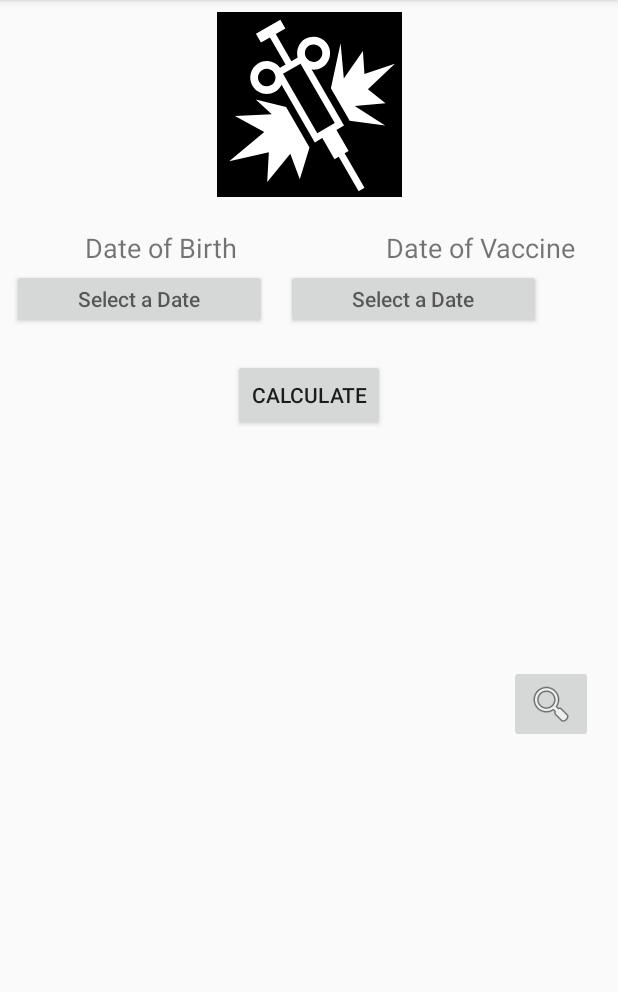
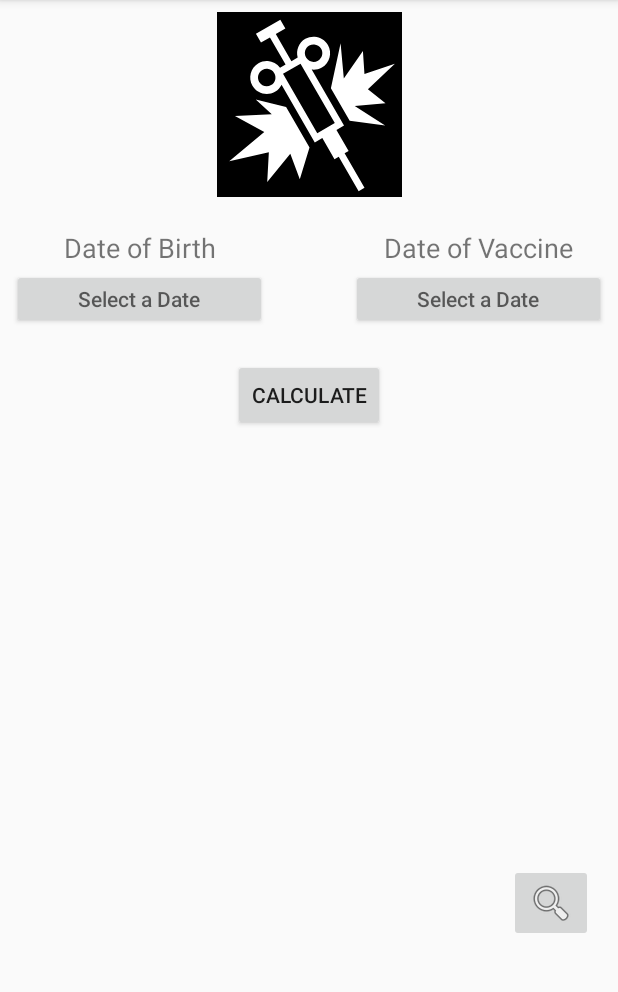
Before and after one commit to Saplyng/VaccineSearch, an Android app: the screen it shows after launch (MainActivity), on a phone screen of 412 x 824 dp, the part 84-1076 px from its top. Run offline under Robolectric (Android 15) with nearby library versions, the phone set to English and light mode, and no system bars; libraries missing offline, so code that uses them is left out: com.jakewharton.threetenabp; 1 statement that could not run was skipped.

```diff
--- a/app/build.gradle
+++ b/app/build.gradle
@@ -29,7 +29,7 @@ dependencies {
     implementation 'com.android.support.constraint:constraint-layout:1.1.3'
     implementation 'com.jakewharton.threetenabp:threetenabp:1.1.1'
     implementation 'com.android.support:design:28.0.0'
-    implementation 'com.github.mancj:MaterialSearchBar:0.7.6'
+    implementation 'com.github.mancj:MaterialSearchBar:0.8.1'
 
     testImplementation 'junit:junit:4.12'
     androidTestImplementation 'com.android.support.test:runner:1.0.2'
--- a/app/src/main/java/e/saplyng/whatsmyage/Vaccine.kt
+++ b/app/src/main/java/e/saplyng/whatsmyage/Vaccine.kt
@@ -90,7 +90,7 @@ val hpv = Vaccine("Human Papillomavirus", listOf("human papillomavirus", "HPV",
     "Gardasil 9"), "")
 
 
-val allAlias = listOf<String>(
+val vaccines = arrayOf(
     "Hepatitis B", "HepB",
     "Recombivax HB", "Engerix-B",
     "Elovac B", "Genevac B",
--- a/app/src/main/res/layout/activity_main.xml
+++ b/app/src/main/res/layout/activity_main.xml
@@ -8,14 +8,19 @@
         tools:context=".MainActivity">
 
     <TextView
-            android:text="@string/textBox1"
+        android:id="@+id/textView2"
         android:layout_width="170dp"
         android:layout_height="28dp"
-            android:id="@+id/textView2"
-            android:layout_marginStart="8dp" app:layout_constraintStart_toStartOf="parent"
-            android:textSize="18sp" android:layout_marginTop="20dp"
-            app:layout_constraintTop_toBottomOf="@+id/imageView" android:layout_marginEnd="8dp"
-            app:layout_constraintEnd_toStartOf="@+id/textView3" android:gravity="center_vertical|center_horizontal"/>
+        android:layout_marginStart="8dp"
+        android:layout_marginTop="20dp"
+        android:layout_marginEnd="8dp"
+        android:gravity="center_vertical|center_horizontal"
+        android:text="@string/textBox1"
+        android:textSize="18sp"
+        app:layout_constraintEnd_toStartOf="@+id/textView3"
+        app:layout_constraintHorizontal_bias="0.0"
+        app:layout_constraintStart_toStartOf="parent"
+        app:layout_constraintTop_toBottomOf="@+id/imageView" />
     <Button
             android:layout_width="170dp"
             android:layout_height="40dp"
@@ -26,29 +31,37 @@
             android:selectAllOnFocus="true"
             android:hint="@string/dateHint" android:gravity="center_vertical|center_horizontal"
             android:layout_marginStart="8dp" app:layout_constraintStart_toStartOf="parent"/>
+
     <TextView
-            android:text="@string/textBox2"
+        android:id="@+id/textView3"
         android:layout_width="170dp"
         android:layout_height="28dp"
-            android:id="@+id/textView3"
+        android:layout_marginStart="8dp"
+        android:layout_marginTop="20dp"
+        android:layout_marginEnd="8dp"
+        android:gravity="center_vertical|center"
+        android:text="@string/textBox2"
+        android:textSize="18sp"
+        app:layout_constraintEnd_toEndOf="parent"
+        app:layout_constraintHorizontal_bias="1.0"
         app:layout_constraintStart_toStartOf="parent"
-            android:layout_marginStart="8dp" app:layout_constraintEnd_toEndOf="parent"
-            android:layout_marginEnd="8dp"
-            app:layout_constraintHorizontal_bias="0.909" android:textSize="18sp" android:layout_marginTop="20dp"
-            app:layout_constraintTop_toBottomOf="@+id/imageView"
-            android:gravity="right|center"/>
+        app:layout_constraintTop_toBottomOf="@+id/imageView" />
+
     <Button
+        android:id="@+id/idVaccineDate"
         android:layout_width="170dp"
         android:layout_height="40dp"
+        android:layout_marginStart="8dp"
+        android:layout_marginEnd="8dp"
         android:ems="10"
-            android:id="@+id/idVaccineDate"
+        android:gravity="center_vertical|center_horizontal"
+        android:hint="@string/dateHint"
+        android:selectAllOnFocus="true"
         android:text=""
-            android:hint="@string/dateHint"
-            android:gravity="center_vertical|center_horizontal" android:selectAllOnFocus="true"
-            app:layout_constraintTop_toBottomOf="@+id/textView3"
-            android:layout_marginEnd="8dp" app:layout_constraintEnd_toEndOf="parent"
-            app:layout_constraintStart_toEndOf="@+id/idDateOfBirth" android:layout_marginStart="8dp"
-            app:layout_constraintHorizontal_bias="0.1"/>
+        app:layout_constraintEnd_toEndOf="parent"
+        app:layout_constraintHorizontal_bias="1.0"
+        app:layout_constraintStart_toEndOf="@+id/idDateOfBirth"
+        app:layout_constraintTop_toBottomOf="@+id/textView3" />
     <Button
             android:layout_width="wrap_content"
             android:layout_height="wrap_content"
@@ -90,11 +103,19 @@
             app:layout_constraintTop_toTopOf="parent" app:layout_constraintStart_toStartOf="parent"
             android:layout_marginStart="8dp" app:layout_constraintEnd_toEndOf="parent" android:layout_marginEnd="8dp"
             android:contentDescription="TODO"/>
+
     <ImageButton
+        android:id="@+id/idButtonNext"
         android:layout_width="wrap_content"
-            android:layout_height="wrap_content" app:srcCompat="@android:drawable/ic_menu_search"
-            android:id="@+id/idButtonNext" android:layout_marginTop="24dp"
-            app:layout_constraintTop_toBottomOf="@+id/idInformation3" app:layout_constraintEnd_toEndOf="parent"
-            android:layout_marginEnd="8dp" app:layout_constraintStart_toStartOf="parent"
-            android:layout_marginStart="8dp" app:layout_constraintHorizontal_bias="0.974"/>
+        android:layout_height="wrap_content"
+        android:layout_marginStart="8dp"
+        android:layout_marginTop="24dp"
+        android:layout_marginEnd="8dp"
+        android:layout_marginBottom="8dp"
+        app:layout_constraintBottom_toBottomOf="parent"
+        app:layout_constraintEnd_toEndOf="parent"
+        app:layout_constraintHorizontal_bias="0.974"
+        app:layout_constraintStart_toStartOf="parent"
+        app:layout_constraintTop_toBottomOf="@+id/idInformation3"
+        app:srcCompat="@android:drawable/ic_menu_search" />
 </android.support.constraint.ConstraintLayout>
--- a/app/src/main/res/layout/listview_item.xml
+++ b/app/src/main/res/layout/listview_item.xml
@@ -10,8 +10,9 @@
 
               <com.mancj.materialsearchbar.MaterialSearchBar
                       style="@style/MaterialSearchBarLight"
-                      app:mt_speechMode="true"
-                      app:mt_hint="Custom hint"
+                      app:mt_speechMode="false"
+                      app:mt_placeholder="Search"
+                      app:mt_hint="Search..."
                       app:theme="@style/AppTheme.PopupOverlay"
                       app:mt_maxSuggestionsCount="10"
                       android:layout_width="match_parent"
```
Also changed, not shown: app/src/main/java/e/saplyng/whatsmyage/VaccineSearch.kt (+27 -76 lines). Lines whose indentation alone changed are shown as unchanged.
